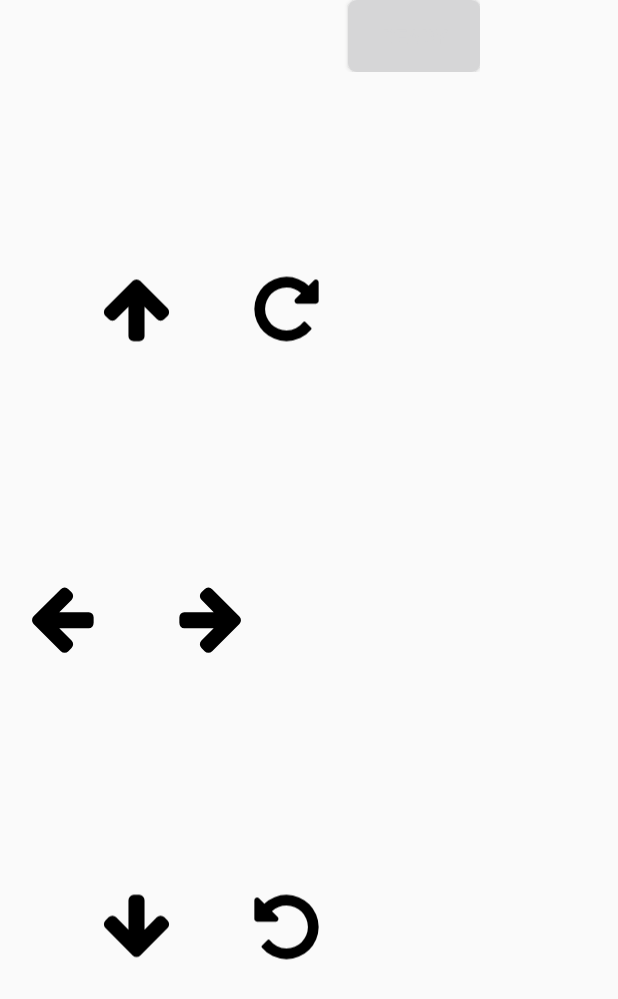
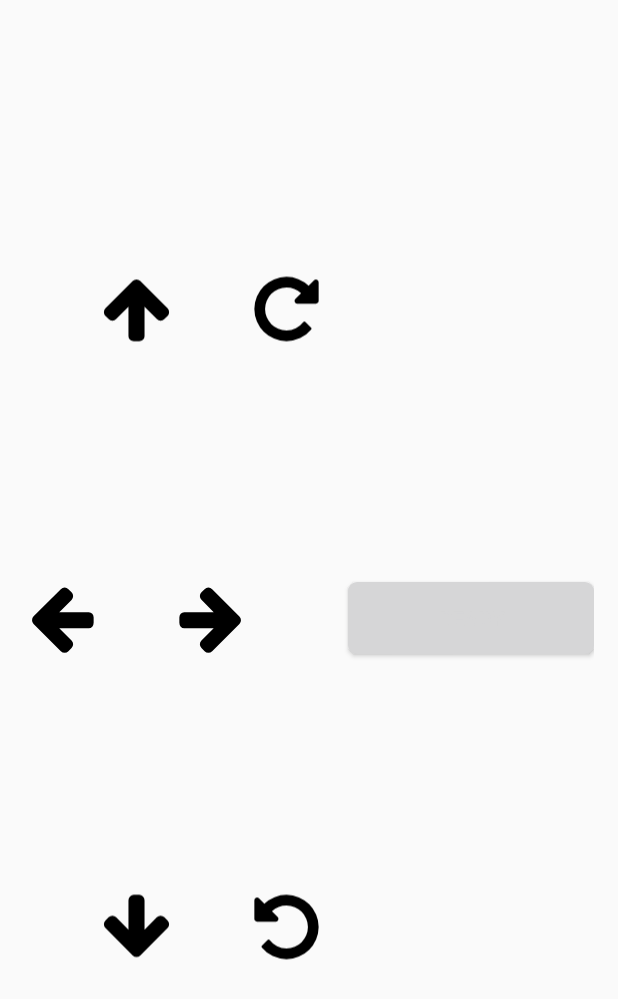
Before and after one commit to SecUSo/privacy-friendly-battleship, an Android app: the layout content_place_ship.xml on its own in the app's theme, with its tools: preview values and no code run, on a phone screen of 412 x 824 dp. Shown: the top 999 px of the screen. Run offline under Robolectric (Android 15) with nearby library versions, the phone set to English and light mode, and no system bars.

Commit message:
Fixed layout of place ships activity.

```diff
--- a/app/src/main/res/layout/content_place_ship.xml
+++ b/app/src/main/res/layout/content_place_ship.xml
@@ -7,7 +7,7 @@
         android:id="@+id/placement_gridview"
         android:layout_width="match_parent"
         android:layout_height="wrap_content"
-        android:columnWidth="70dp"
+        android:columnWidth="80dp"
         android:numColumns="auto_fit"
         android:verticalSpacing="1dp"
         android:horizontalSpacing="1dp"
@@ -95,11 +95,6 @@
 
         </LinearLayout>
 
-        <LinearLayout
-            android:layout_width="wrap_content"
-            android:layout_height="wrap_content"
-            android:orientation="vertical">
-
         <Button
             android:id="@+id/placement_ready"
             android:text="@string/place_ships_ready"
@@ -115,6 +110,4 @@
 
     </LinearLayout>
 
-    </LinearLayout>
-
 </RelativeLayout>
```
Lines whose indentation alone changed are shown as unchanged.
